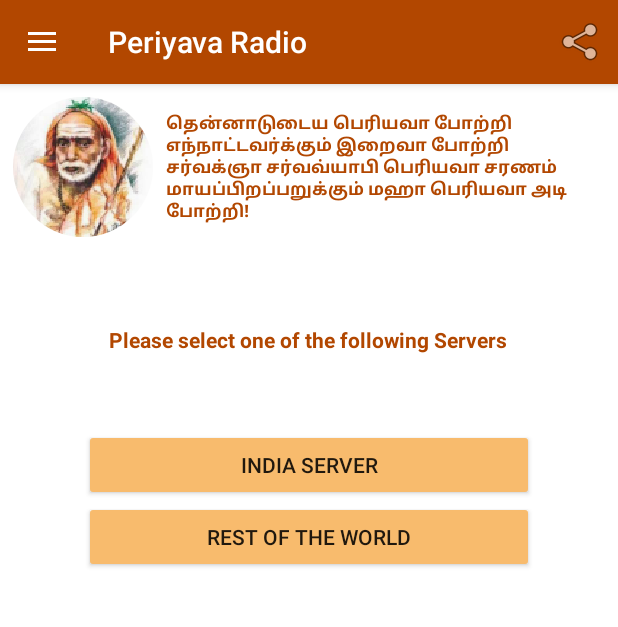
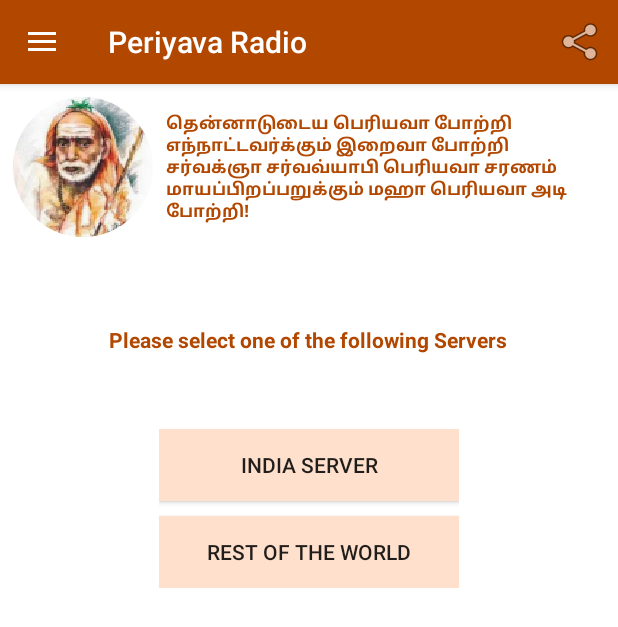
Before and after one commit to krudayakumar/mahaperiyavaapp, an Android app: the fragment Radio placed in its activity, after a tap on "Periyava Radio", on a phone screen of 412 x 824 dp. Shown: the top 627 px of the screen. Run offline under Robolectric (Android 15) with nearby library versions, the phone set to English and light mode, and no system bars; our stand-ins replace Volley; network calls fail; 5 statements that could not run were skipped; 3 other taps on this screen came first.

```diff
--- a/app/build.gradle
+++ b/app/build.gradle
@@ -25,8 +25,8 @@ android {
     applicationId 'com.kanchi.periyava'
     minSdkVersion 16
     targetSdkVersion 22
-    versionCode 3
-    versionName "1.3"
+    versionCode 5
+    versionName "1.6"
     buildConfigField "long", "TIMESTAMP", System.currentTimeMillis() + "L"
   }
   signingConfigs {
--- a/app/src/main/java/com/kanchi/periyava/Fragments/Radio.java
+++ b/app/src/main/java/com/kanchi/periyava/Fragments/Radio.java
@@ -147,11 +147,13 @@ public class Radio extends AppBaseFragement {
 
 
   public void setRadioMenu() {
-    if (MainActivity.radiostate == false) {
-      getBaseActivity().getMenuOption(MainActivity.MenuOptions.RADIO).setVisible(false);
-    } else {
-      getBaseActivity().getMenuOption(MainActivity.MenuOptions.RADIO).setVisible(true);
-    }
+		/*
+		 * if (MainActivity.radiostate == false) {
+		 * getBaseActivity().getMenuOption(MainActivity.MenuOptions.RADIO).
+		 * setVisible(false); } else {
+		 * getBaseActivity().getMenuOption(MainActivity.MenuOptions.RADIO).
+		 * setVisible(true); }
+		 */
 
   }
 
--- a/app/src/main/java/com/kanchi/periyava/Fragments/RadioSelector.java
+++ b/app/src/main/java/com/kanchi/periyava/Fragments/RadioSelector.java
@@ -76,11 +76,9 @@ public class RadioSelector extends AppBaseFragement {
 			public void onClick(View v) {
 				android.os.Message msg = android.os.Message.obtain();
 				msg.what = ConstValues.RADIOSELECTOR;
-
 				Uri uri = Uri.parse(getResources().getString(R.string.link_radio_others));
 				msg.obj = uri;
 				Log.d(uri.toString(), "Radio URL");
-
 				getBaseActivity().getFlowHandler().sendMessage(msg);
 
 			}
--- a/app/src/main/res/layout/radioserver_select.xml
+++ b/app/src/main/res/layout/radioserver_select.xml
@@ -84,22 +84,20 @@
       android:weightSum="2">
 
       <Button
-        android:layout_width="300dp"
+        android:layout_width="200dp"
         android:layout_height="wrap_content"
         android:id="@+id/bIndia"
         android:text="India Server"
-        android:backgroundTint="#f8bb6d"
-        android:capitalize="none"
+        android:background="@color/safaron_light"
         android:clickable="true" />
 
       <Button
-        android:layout_width="300dp"
+        android:layout_marginTop="10dp"
+        android:layout_width="200dp"
         android:layout_height="wrap_content"
         android:id="@+id/bRw"
-        android:capitalize="none"
         android:text="Rest of the World"
-        android:clickable="true"
-        android:backgroundTint="#f8bb6d" />
+        android:background="@color/safaron_light" />
     </LinearLayout>
   </LinearLayout>
 </LinearLayout>
```
